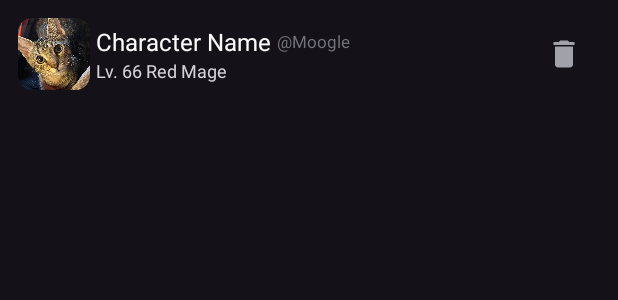
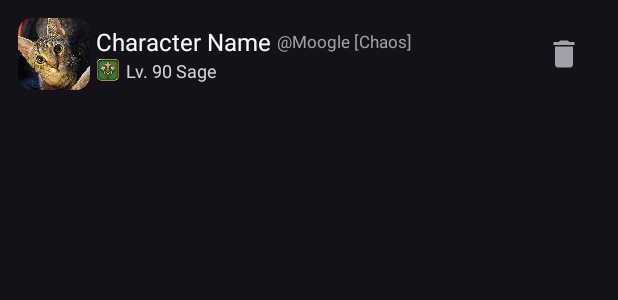
Before and after one commit to Andromeda08/XIV, an Android app: the layout item_character.xml on its own in the app's theme, with its tools: preview values and no code run, on a phone screen of 412 x 824 dp. Shown: the top 300 px of the screen. Run offline under Robolectric (Android 15) with nearby library versions, the phone set to English and light mode, and no system bars.

Commit message:
Add job icon to character list entries

```diff
--- a/app/src/main/java/hu/tsukiakari/xiv/characterList/adapter/SavedCharacterAdapter.kt
+++ b/app/src/main/java/hu/tsukiakari/xiv/characterList/adapter/SavedCharacterAdapter.kt
@@ -9,6 +9,7 @@ import com.bumptech.glide.load.resource.drawable.DrawableTransitionOptions
 import hu.tsukiakari.xiv.R
 import hu.tsukiakari.xiv.characterList.data.SavedCharacter
 import hu.tsukiakari.xiv.databinding.ItemCharacterBinding
+import hu.tsukiakari.xiv.utility.matchJobToResource
 
 class SavedCharacterAdapter(
     private val listener: OnCharacterSelectedListener
@@ -33,6 +34,7 @@ class SavedCharacterAdapter(
             binding.characterName.text = item!!.name
             binding.characterDetails.text = "Lv. ${ item!!.jobLevel } ${ item!!.jobName}"
             binding.characterServer.text = "@${item!!.server}"
+            binding.characterJobIcon.setBackgroundResource(matchJobToResource(itemView.context, item!!.jobName))
             Glide.with(itemView)
                 .load(item!!.avatar)
                 .transition(DrawableTransitionOptions().crossFade())
--- a/app/src/main/res/layout/item_character.xml
+++ b/app/src/main/res/layout/item_character.xml
@@ -40,17 +40,30 @@
                 android:paddingStart="4dp"
                 android:paddingEnd="4dp"
                 android:textSize="11sp"
-                android:textColor="@color/zinc_500"
+                android:textColor="@color/zinc_400"
                 android:layout_gravity="center"
-                tools:text="@Moogle" />
+                tools:text="@string/character_list_server_placeholder" />
         </LinearLayout>
-        <TextView
-            android:id="@+id/characterDetails"
+        <LinearLayout
             android:layout_width="wrap_content"
             android:layout_height="wrap_content"
-            android:textSize="12sp"
-            android:textColor="@color/zinc_300"
-            tools:text="Lv. 66 Red Mage"/>
+            android:orientation="horizontal"
+            android:gravity="center_vertical">
+            <ImageView
+                android:id="@+id/characterJobIcon"
+                android:layout_width="16dp"
+                android:layout_height="16dp"
+                android:layout_gravity="center"
+                tools:src="@drawable/sage"/>
+            <TextView
+                android:id="@+id/characterDetails"
+                android:layout_width="wrap_content"
+                android:layout_height="wrap_content"
+                android:textSize="12sp"
+                android:textColor="@color/zinc_300"
+                android:paddingLeft="4dp"
+                tools:text="Lv. 90 Sage"/>
+        </LinearLayout>
     </LinearLayout>
 
     <ImageButton
@@ -59,7 +72,6 @@
         android:layout_width="48dp"
         android:layout_height="48dp"
         android:layout_gravity="center"
-        android:src="@drawable/ic_baseline_delete_24"/>
-
+        android:src="@drawable/ic_baseline_delete_24" />
 
 </LinearLayout>
--- a/app/src/main/res/values/strings.xml
+++ b/app/src/main/res/values/strings.xml
@@ -11,6 +11,8 @@
     <string name="add_character_fail_not_found">Character not found!</string>
     <string name="add_character_fail_request">Request failed!</string>
 
+    <string name="character_list_server_placeholder">@Moogle [Chaos]</string>
+
     <string name="details_table_server">Server</string>
     <string name="details_table_town">Town</string>
     <string name="details_table_name_day">Name Day</string>
```
Also changed, not shown: app/src/main/java/hu/tsukiakari/xiv/characterDetails/CharacterDetailsActivity.kt (+4 -12 lines), app/src/main/java/hu/tsukiakari/xiv/utility/Functions.kt (added, +13 -0 lines).
